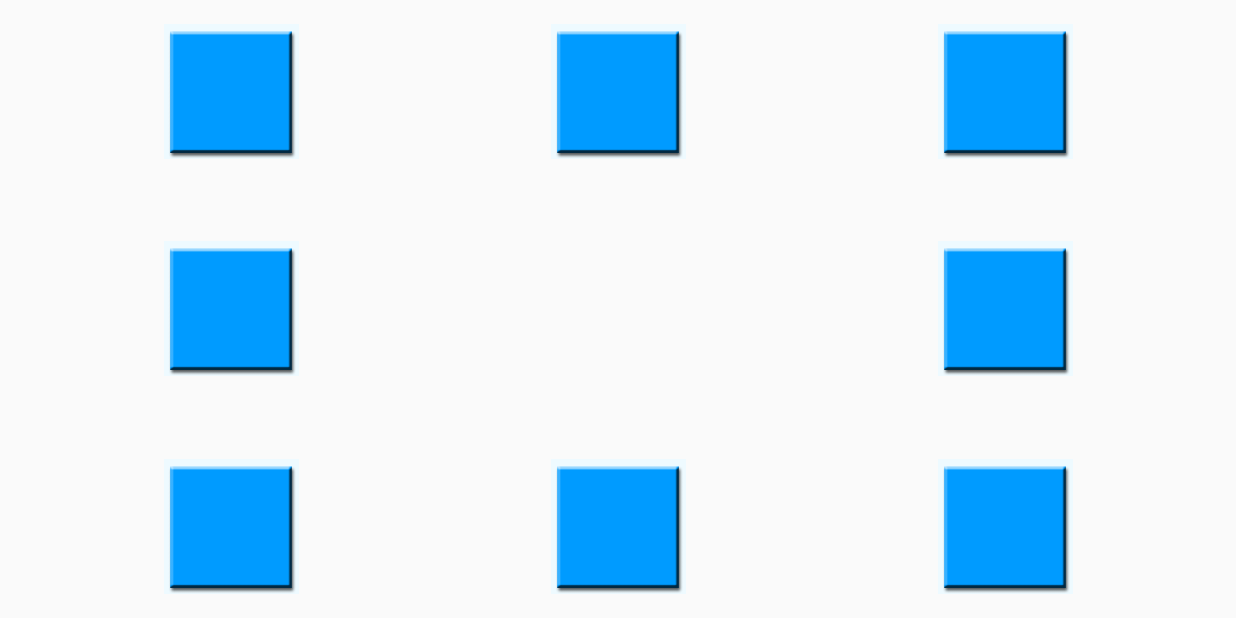
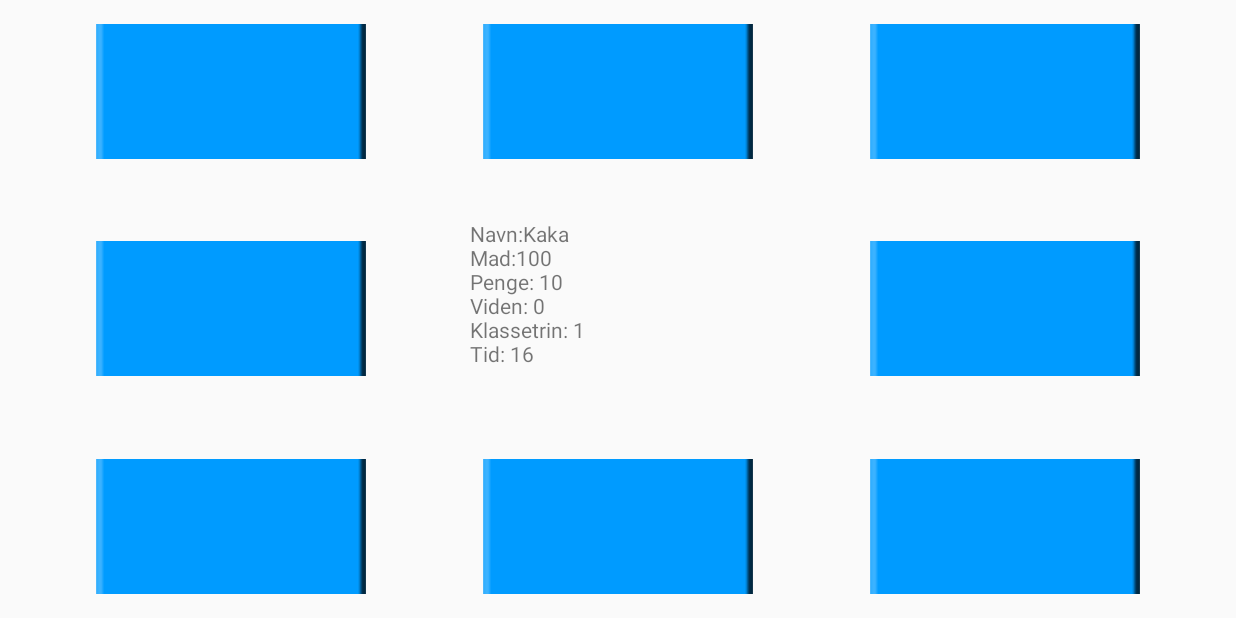
Before and after one commit to AsgerStage/Nepalspil, an Android app: the spillePlade screen opened directly, with no data from a screen before it, on a phone screen of 824 x 412 dp (held sideways). Run offline under Robolectric (Android 15) with nearby library versions, the phone set to English and light mode, and no system bars.

Commit message:
Tilføjet infobox

```diff
--- a/app/src/main/java/com/example/asger/nepalspil/Felter/Gameboard.java
+++ b/app/src/main/java/com/example/asger/nepalspil/Felter/Gameboard.java
@@ -13,12 +13,12 @@
     {
 
         Hjem Hjem = new Hjem(0,"Hjem");
-        Farm Farm = new Farm(1,"Gård");
+       // Farm Farm = new Farm(1,"Gård");
         Marked Marked = new Marked(2,"Marked");
         Skole Skole = new Skole(3,"Skole");
 
         Board.add(Hjem);
-        Board.add(Farm);
+      //  Board.add(Farm);
         Board.add(Marked);
         Board.add(Skole);
     }
--- a/app/src/main/java/com/example/asger/nepalspil/Felter/Skole.java
+++ b/app/src/main/java/com/example/asger/nepalspil/Felter/Skole.java
@@ -1,4 +1,4 @@
-package com.example.asger.nepalspil.Felter;
+package com.example.asger.nepalspil.felter;
 
 import android.util.Log;
 
--- a/app/src/main/java/com/example/asger/nepalspil/Model/Spiller.java
+++ b/app/src/main/java/com/example/asger/nepalspil/Model/Spiller.java
@@ -11,26 +11,60 @@
     private String navn;
     private int penge;
     private int hp;
+    private int viden;
+    private int klassetrin;
     private boolean sex;
     private int tid;
 
     public Spiller(String navn) {
         this.navn = navn;
-        position = 0;			//starter på felt 1
-        penge=0;
+        this.position = 0;			//starter på felt 1
+        this.penge=50;
+        this.tid=16;
+        this.viden=0;
+        this.klassetrin=1;
         Log.d("Spiller","Spiller oprettet");
     }
 
-    public Spiller(String navn,int penge) {
+    public Spiller(String navn,int penge, int tid, int viden, int hp,int klassetrin, boolean sex) {
         position = 0;			//starter på felt 1
         this.navn = navn;
         this.penge = penge;
+        this.hp = hp;
+        this.tid= tid;
+        this.viden= viden;
+        this.klassetrin= klassetrin;
+        this.sex = sex;
         Log.d("Spiller","Spiller oprettet med balance");
     }
 
     public void move(int position){
         this.position=position;
         Log.d("Spiller","Spiller position ændret");
+    }
+
+    public String getNavn() {
+        return navn;
+    }
+
+    public void setNavn(String navn) {
+        this.navn = navn;
+    }
+
+    public int getViden() {
+        return viden;
+    }
+
+    public void setViden(int penge) {
+        this.viden = viden;
+    }
+
+    public int getKlassetrin() {
+        return klassetrin;
+    }
+
+    public void setKlassetrin(int Klassetrin) {
+        this.klassetrin = Klassetrin;
     }
 
     public int getPenge() {
--- a/app/src/main/java/com/example/asger/nepalspil/Model/spillePlade.java
+++ b/app/src/main/java/com/example/asger/nepalspil/Model/spillePlade.java
@@ -1,11 +1,15 @@
 package com.example.asger.nepalspil.model;
 
+import android.content.Intent;
 import android.os.Bundle;
 import android.support.v7.app.AppCompatActivity;
 import android.view.View;
-import android.widget.ImageView;
+import android.widget.ImageButton;
+import android.widget.TextView;
 
 import com.example.asger.nepalspil.R;
+
+import static com.example.asger.nepalspil.MainActivity.spiller;
 
 /**
  * Created by Nicki on 22-11-2016.
@@ -13,26 +17,123 @@
 
 public class spillePlade extends AppCompatActivity {
 
-    Spiller s = new Spiller("Adam", 50);        //Dummy spiller
-   // ImageView im = (ImageView) findViewById(R.id.felt1);
+   protected void onCreate(Bundle savedInstanceState) {
 
 
-    protected void onCreate(Bundle savedInstanceState) {
         super.onCreate(savedInstanceState);
         setContentView(R.layout.spilplade);
+        ImageButton felt0 = (ImageButton) findViewById(R.id.felt0);
+        ImageButton felt1 = (ImageButton) findViewById(R.id.felt1);
+        ImageButton felt2 = (ImageButton) findViewById(R.id.felt2);
+        ImageButton felt3 = (ImageButton) findViewById(R.id.felt3);
+        ImageButton felt4 = (ImageButton) findViewById(R.id.felt4);
+        ImageButton felt5 = (ImageButton) findViewById(R.id.felt5);
+        ImageButton felt6 = (ImageButton) findViewById(R.id.felt6);
+        ImageButton felt7 = (ImageButton) findViewById(R.id.felt7);
+       TextView infobox = (TextView) findViewById(R.id.infobox);
+       infobox.setText("        Navn:"+spiller.getNavn()+"\n        Mad:"+spiller.getHp()+"\n        Penge: "+spiller.getPenge()+"\n        Viden: "+spiller.getViden()+"\n        Klassetrin: "+spiller.getKlassetrin()+"\n        Tid: "+spiller.getTid());
 
-/*
-        im.setOnClickListener(new View.OnClickListener() {
+        felt0.setOnClickListener(new View.OnClickListener() {
 
             @Override
             public void onClick(View v) {
-                s.setTid(s.getTid()-1);
-                s.move(1);
-                im.setColorFilter(android.R.color.holo_green_dark);
 
+              //  moveTo(felt1);
+                Intent intent = new Intent(spillePlade.this, Farm.class);
+                startActivity(intent);
             }
         });
-        */
-    }
+
+
+
+       felt1.setOnClickListener(new View.OnClickListener() {
+
+           @Override
+           public void onClick(View v) {
+
+
+               Intent intent = new Intent(spillePlade.this, Farm.class);
+               startActivity(intent);
+           }
+       });
+
+       felt2.setOnClickListener(new View.OnClickListener() {
+
+           @Override
+           public void onClick(View v) {
+
+
+               Intent intent = new Intent(spillePlade.this, Farm.class);
+               startActivity(intent);
+           }
+       });
+
+       felt3.setOnClickListener(new View.OnClickListener() {
+
+           @Override
+           public void onClick(View v) {
+
+
+               Intent intent = new Intent(spillePlade.this, Farm.class);
+               startActivity(intent);
+           }
+       });
+
+       felt4.setOnClickListener(new View.OnClickListener() {
+
+           @Override
+           public void onClick(View v) {
+
+
+               Intent intent = new Intent(spillePlade.this, Farm.class);
+               startActivity(intent);
+           }
+       });
+
+       felt5.setOnClickListener(new View.OnClickListener() {
+
+           @Override
+           public void onClick(View v) {
+
+
+               Intent intent = new Intent(spillePlade.this, Farm.class);
+               startActivity(intent);
+           }
+       });
+
+       felt6.setOnClickListener(new View.OnClickListener() {
+
+           @Override
+           public void onClick(View v) {
+
+
+               Intent intent = new Intent(spillePlade.this, Farm.class);
+               startActivity(intent);
+           }
+       });
+
+       felt7.setOnClickListener(new View.OnClickListener() {
+
+           @Override
+           public void onClick(View v) {
+
+               Intent intent = new Intent(spillePlade.this, Farm.class);
+               startActivity(intent);
+           }
+       });
+
+   }
+    /*protected void moveTo(ImageButton v){
+        felt0.setColorFilter(null);
+        felt1.setColorFilter(null);
+        felt2.setColorFilter(null);
+        felt3.setColorFilter(null);
+        felt4.setColorFilter(null);
+        felt5.setColorFilter(null);
+        felt6.setColorFilter(null);
+        felt7.setColorFilter(null);
+        v.setColorFilter(android.R.color.holo_green_dark);
+    }*/
+
 
 }
--- a/app/src/main/res/layout/spilplade.xml
+++ b/app/src/main/res/layout/spilplade.xml
@@ -28,9 +28,16 @@
                 android:src="@drawable/square"
                 android:layout_gravity="center"
                 android:clickable="true"
-                android:focusable="true"></FrameLayout>
+                android:focusable="true">
 
-            <ImageView
+                <TextView
+                    android:text="TextView"
+                    android:layout_width="207dp"
+                    android:layout_height="116dp"
+                    android:id="@+id/infobox" />
+            </FrameLayout>
+
+            <ImageButton
                 android:layout_width="180dip"
                 android:layout_height="90dip"
                 android:src="@drawable/square"
@@ -38,7 +45,7 @@
                 android:layout_gravity="left|bottom"
                 android:onClick="true" />
 
-            <ImageView
+            <ImageButton
                 android:layout_width="180dip"
                 android:layout_height="90dip"
                 android:src="@drawable/square"
@@ -46,7 +53,7 @@
                 android:onClick="true"
                 android:layout_gravity="right|bottom" />
 
-            <ImageView
+            <ImageButton
                 android:layout_width="180dip"
                 android:layout_height="90dip"
                 android:src="@drawable/square"
@@ -54,7 +61,7 @@
                 android:onClick="true"
                 android:layout_gravity="right|center_vertical" />
 
-            <ImageView
+            <ImageButton
                 android:layout_width="180dip"
                 android:layout_height="90dip"
                 android:src="@drawable/square"
@@ -62,7 +69,7 @@
                 android:onClick="true"
                 android:layout_gravity="center_horizontal|top" />
 
-            <ImageView
+            <ImageButton
                 android:layout_width="180dip"
                 android:layout_height="90dip"
                 android:src="@drawable/square"
@@ -70,7 +77,7 @@
                 android:onClick="true"
                 android:layout_gravity="center_horizontal|bottom" />
 
-            <ImageView
+            <ImageButton
                 android:layout_width="180dip"
                 android:layout_height="90dip"
                 android:src="@drawable/square"
@@ -78,7 +85,7 @@
                 android:layout_gravity="left|center_vertical"
                 android:onClick="true" />
 
-            <ImageView
+            <ImageButton
                 android:layout_width="180dip"
                 android:layout_height="90dip"
                 android:src="@drawable/square"
@@ -86,13 +93,15 @@
                 android:layout_gravity="left|top"
                 android:onClick="true" />
 
-            <ImageView
+            <ImageButton
                 android:layout_width="180dip"
                 android:layout_height="90dip"
                 android:src="@drawable/square"
                 android:id="@+id/felt1"
                 android:onClick="true"
                 android:layout_gravity="right|top" />
+
+
         </FrameLayout>
     </GridLayout>
 </RelativeLayout>
```
Also changed, not shown: app/src/main/AndroidManifest.xml (+10 -0 lines), app/src/main/java/com/example/asger/nepalspil/Felter/Farm.java (deleted, +0 -18 lines), app/src/main/java/com/example/asger/nepalspil/MainActivity.java (+8 -1 lines), app/src/main/java/com/example/asger/nepalspil/model/Farm.java (added, +22 -0 lines), app/src/main/res/layout/farm.xml (added, +13 -0 lines).
